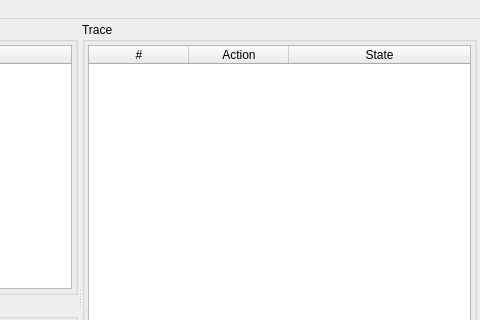
First picture: the form in tools/lpsxsim-qt/mainwindow.ui, repository gijskant/mcrl2-pmc, before the edit; both pictures show x 320 to 800 and y 0 to 320 of the 800 by 600 pixel window.
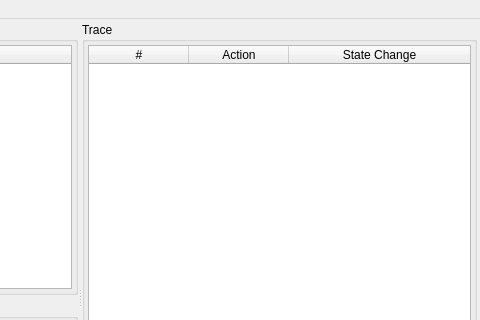
Second picture: the form after the edit. Custom widgets are drawn as their Qt base class.

Patch:
```diff
--- a/tools/lpsxsim-qt/mainwindow.ui
+++ b/tools/lpsxsim-qt/mainwindow.ui
@@ -158,7 +158,7 @@
           </column>
           <column>
            <property name="text">
-            <string>State</string>
+            <string>State Change</string>
            </property>
           </column>
          </widget>
```
Left out of the diff: 15 changed lines with no effect on the pictures.
